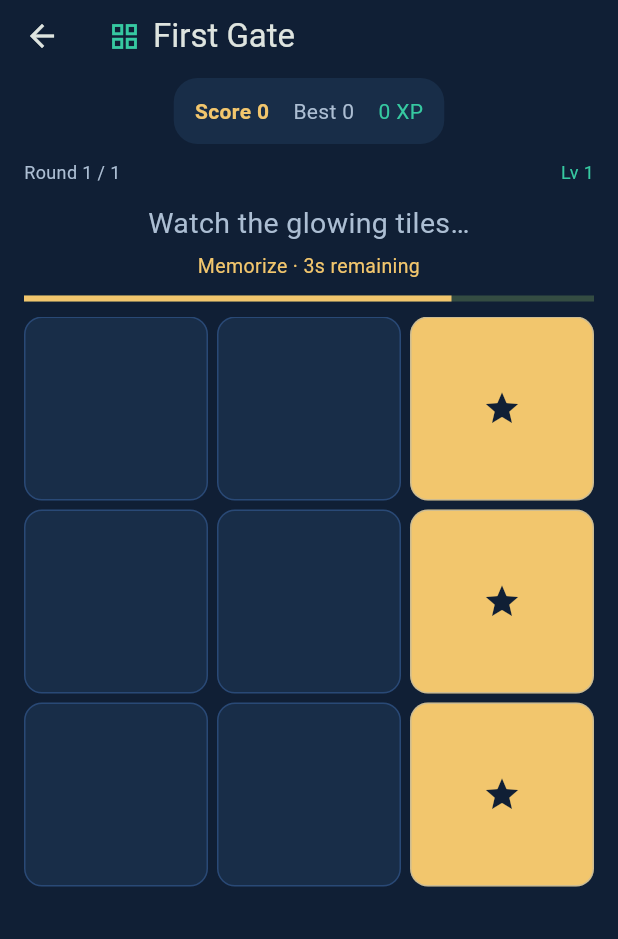
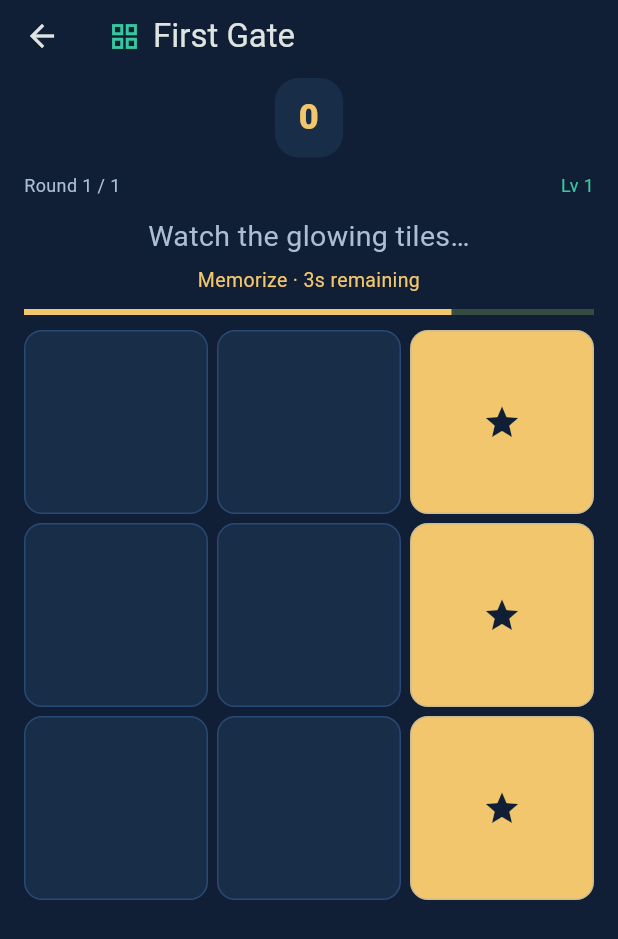
Before and after one commit to obaidbd/neuronova, a Flutter app: the screen it shows after launch, after a tap on "Play Now", on a phone screen of 412 x 824 dp. Shown: the top 939 px of the screen. Run offline on Flutter 3.47's test engine with Material 3 defaults, Android fonts, the phone set to English and light mode, and no system bars; our stand-ins replace shared_preferences.

Commit message:
Show points only, persist uncapped player levels and simplify difficulty
Remove XP, best and accuracy panels from gameplay/results and award points only while retaining legacy data. Save a separate player level per game, increasing on successful rounds without a configured cap or decreases on misses. Keep puzzle dimensions/content bounded independently from player progression.

Replace ten difficulty choices with Auto, Easy, Normal and Hard, safely mapping existing settings and preserving earned levels.

Validation: clean analysis, 40 passing tests including persisted level 120 and legacy settings, release build and Chromium checks for points-only UI, four presets and both Pattern Portal/Echo Grid advancing from level 20 to 21 with legacy XP unchanged.

```diff
--- a/apps/player/lib/core/progress_store.dart
+++ b/apps/player/lib/core/progress_store.dart
@@ -36,6 +36,11 @@ class ProgressStore {
         0,
         maxRoundScore,
       );
+  int levelFor(String game) {
+    final value = _prefs.getInt('level_$game') ?? skillFor(game).tier;
+    return value < 1 ? 1 : value;
+  }
+
   int pointsFor(String game) => _prefs.getInt('points_$game') ?? 0;
   int xpFor(String game) => _prefs.getInt('xp_$game') ?? 0;
   int roundsFor(String game) => _prefs.getInt('rounds_$game') ?? 0;
@@ -82,7 +87,9 @@ class ProgressStore {
     required int xp,
     required SkillState skill,
     String skillKey = 'visual_memory',
+    bool levelUp = false,
   }) async {
+    final previousLevel = levelFor(skillKey);
     final awardedScore = score.clamp(0, maxRoundScore);
     final done = _prefs.getStringList('committed') ?? <String>[];
     if (done.contains(roundId)) return false;
@@ -95,6 +102,7 @@ class ProgressStore {
     await _prefs.setInt('points_$skillKey', pointsFor(skillKey) + awardedScore);
     await _prefs.setInt('xp_$skillKey', xpFor(skillKey) + xp);
     await _prefs.setInt('rounds_$skillKey', roundsFor(skillKey) + 1);
+    await _prefs.setInt('level_$skillKey', previousLevel + (levelUp ? 1 : 0));
     if (awardedScore > bestFor(skillKey)) {
       await _prefs.setInt('best_points_$skillKey', awardedScore);
     }
--- a/apps/player/lib/features/gameplay/echo_grid_screen.dart
+++ b/apps/player/lib/features/gameplay/echo_grid_screen.dart
@@ -44,7 +44,7 @@ class _EchoGridScreenState extends State<EchoGridScreen> {
   Timer? timer;
   final clock = Stopwatch();
   EchoGridResult? result;
-  int remaining = 4, playedRound = 1, score = 0, xpAwarded = 0;
+  int remaining = 4, playedRound = 1, score = 0;
   bool committing = false;
   late String roundId;
   int? activeTierOverride;
@@ -64,7 +64,7 @@ class _EchoGridScreenState extends State<EchoGridScreen> {
             EchoPlayer(
               'Player 1',
               previewSeconds: widget.store.echoPreviewSeconds(0),
-              level: activeTierOverride ?? skill.tier,
+              level: widget.store.levelFor('visual_memory'),
             ),
           ],
         );
@@ -87,7 +87,7 @@ class _EchoGridScreenState extends State<EchoGridScreen> {
     roundId = '${DateTime.now().microsecondsSinceEpoch}-$seed';
     selected.clear();
     result = null;
-    score = xpAwarded = 0;
+    score = 0;
     committing = false;
     phase = match.players.length > 1 ? _Phase.ready : _Phase.preview;
     if (phase == _Phase.preview) startPreview();
@@ -163,10 +163,6 @@ class _EchoGridScreenState extends State<EchoGridScreen> {
       targetMs: 8000 + puzzle.config.targets * 1500,
       actualMs: clock.elapsedMilliseconds,
     );
-    final xp = xpForScore(
-      s,
-      firstCompletion: widget.store.completedRounds == 0 || r.perfect,
-    );
     if (match.players.length == 1) {
       final updated = SkillState.fromJson(skill.toJson());
       if (activeTierOverride == null) {
@@ -176,7 +172,8 @@ class _EchoGridScreenState extends State<EchoGridScreen> {
         await widget.store.commitRound(
           roundId: roundId,
           score: s,
-          xp: xp,
+          xp: 0,
+          levelUp: r.perfect,
           skill: updated,
         );
         skill = updated;
@@ -195,7 +192,6 @@ class _EchoGridScreenState extends State<EchoGridScreen> {
     setState(() {
       result = r;
       score = s;
-      xpAwarded = match.players.length == 1 ? xp : 0;
       phase = _Phase.result;
       committing = false;
     });
@@ -521,7 +517,7 @@ class _EchoGridScreenState extends State<EchoGridScreen> {
               children: [
                 Expanded(
                   child: Text(
-                    '${seat.points} pts',
+                    '${seat.points}',
                     key: Key('points-$index'),
                     maxLines: 1,
                     overflow: TextOverflow.ellipsis,
@@ -639,7 +635,7 @@ class _EchoGridScreenState extends State<EchoGridScreen> {
             'Highest completed level ${p.reachedLevel} · ${p.rounds} rounds',
           ),
           trailing: Text(
-            '${p.points} pts',
+            '${p.points}',
             style: const TextStyle(
               color: NovaColors.gold,
               fontWeight: FontWeight.bold,
@@ -725,7 +721,7 @@ class _EchoGridScreenState extends State<EchoGridScreen> {
   Widget resultPanel() => Column(
     children: [
       Text(
-        'Score $score${xpAwarded > 0 ? "  •  +$xpAwarded XP" : ""}',
+        '$score',
         style: const TextStyle(
           fontSize: 22,
           fontWeight: FontWeight.w700,
--- a/apps/player/lib/features/gameplay/echo_setup_screen.dart
+++ b/apps/player/lib/features/gameplay/echo_setup_screen.dart
@@ -56,7 +56,7 @@ class _EchoSetupScreenState extends State<EchoSetupScreen> {
                 : names[i].text.trim(),
             computer: mode == 'Computer' && i == 1,
             previewSeconds: seconds[i],
-            level: widget.tierOverride ?? 1,
+            level: mode == 'Solo' ? widget.store.levelFor('visual_memory') : 1,
           ),
         ),
       );
--- a/apps/player/lib/features/gameplay/game_score_bar.dart
+++ b/apps/player/lib/features/gameplay/game_score_bar.dart
@@ -8,35 +8,26 @@ class GameScoreBar extends StatelessWidget {
   final ProgressStore store;
   final String skillKey;
   @override
-  Widget build(BuildContext context) => Container(
+  Widget build(BuildContext context) => Semantics(
+    label: '${store.pointsFor(skillKey)} points',
+    excludeSemantics: true,
+    child: Container(
       key: const Key('game-score-bar'),
-    padding: const EdgeInsets.symmetric(horizontal: 14, vertical: 12),
+      padding: const EdgeInsets.symmetric(horizontal: 16, vertical: 10),
       decoration: BoxDecoration(
         color: NovaColors.surface,
         borderRadius: BorderRadius.circular(16),
       ),
-    child: Wrap(
-      alignment: WrapAlignment.spaceBetween,
-      spacing: 16,
-      runSpacing: 6,
-      children: [
-        Text(
-          'Score ${store.pointsFor(skillKey)}',
+      child: Text(
+        '${store.pointsFor(skillKey)}',
         key: const Key('game-total-score'),
+        textAlign: TextAlign.center,
         style: const TextStyle(
           color: NovaColors.gold,
-            fontWeight: FontWeight.w700,
+          fontSize: 23,
+          fontWeight: FontWeight.w800,
         ),
       ),
-        Text(
-          'Best ${store.bestFor(skillKey)}',
-          style: const TextStyle(color: NovaColors.textSecondary),
-        ),
-        Text(
-          '${store.xpFor(skillKey)} XP',
-          style: const TextStyle(color: NovaColors.emerald),
-        ),
-      ],
     ),
   );
 }
--- a/apps/player/lib/game/rules/echo_match.dart
+++ b/apps/player/lib/game/rules/echo_match.dart
@@ -53,7 +53,7 @@ class EchoMatch {
     current.rounds++;
     if (perfect) {
       current.reachedLevel = max(current.reachedLevel, current.level);
-      current.level = min(20, current.level + 1);
+      current.level++;
     }
     turn++;
   }
```
Also changed, not shown: apps/player/lib/features/catalog/game_settings_screen.dart (+10 -14 lines), apps/player/lib/features/gameplay/round_shell.dart (+11 -88 lines), apps/player/lib/game/rules/difficulty.dart (added, +15 -0 lines), 6 other files. Lines whose indentation alone changed are shown as unchanged.
